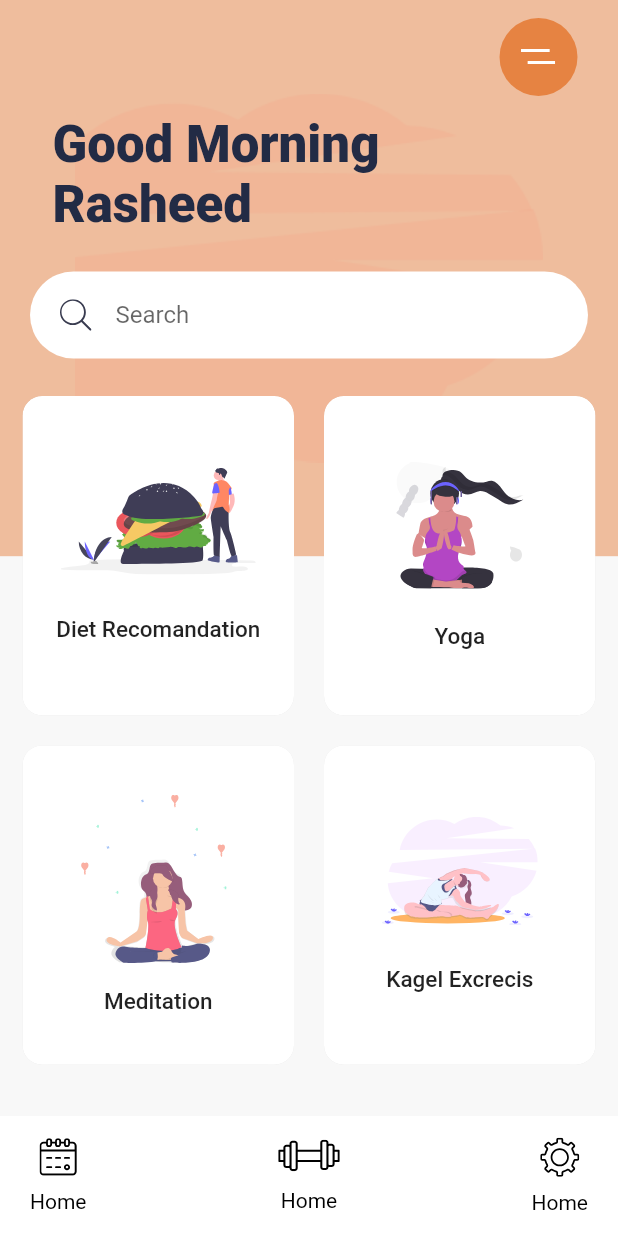
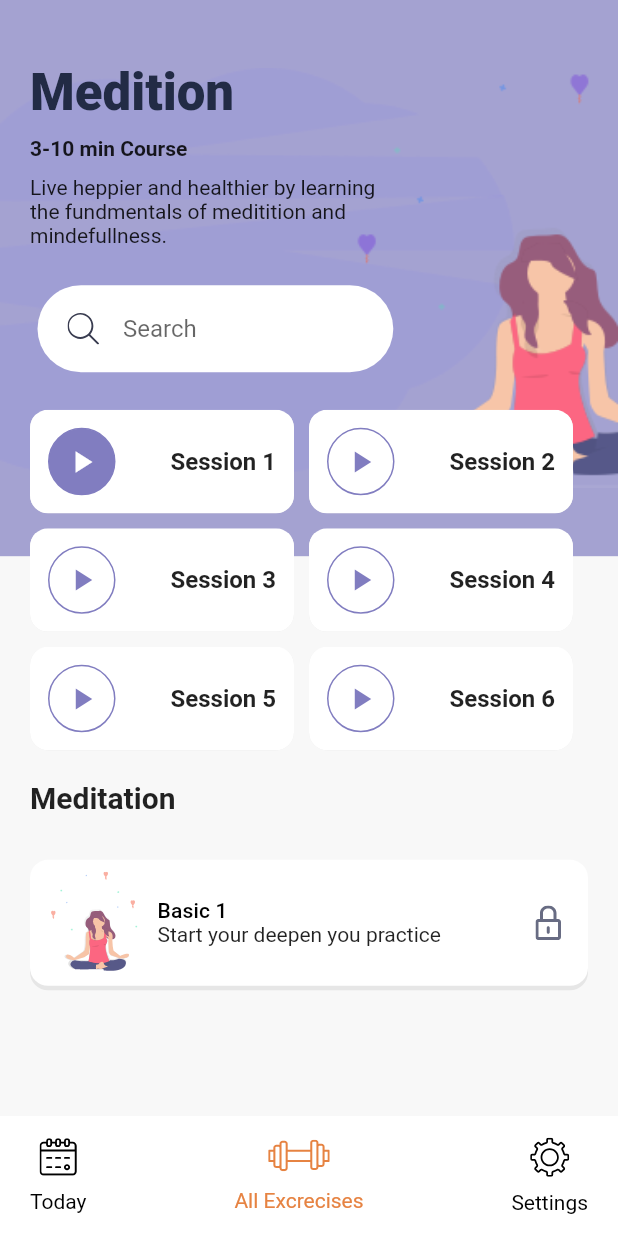
Before and after one commit to rashedmahram/flutter_medition_app, a Flutter app: the screen it shows after launch, after a tap on "Diet Recomandation", on a phone screen of 412 x 824 dp. Run offline on Flutter 3.47's test engine with Material 2 defaults, Android fonts, the phone set to English and light mode, and no system bars; our stand-ins replace flutter_svg.

Commit message:
added Details Page

```diff
--- a/lib/constants.dart
+++ b/lib/constants.dart
@@ -6,3 +6,5 @@ const kTextColor = Color(0xFF222B45);
 const kBlueLightColor = Color(0xFFC7B8F5);
 const kBlueColor = Color(0xFF817DC0);
 const kShadowColor = Color(0xFFE6E6E6);
+
+// Screen size
--- /dev/null
+++ b/lib/screens/details/components/session_card.dart
@@ -0,0 +1,71 @@
+import 'package:flutter/material.dart';
+
+import '../../../constants.dart';
+
+class SeassionCard extends StatelessWidget {
+  const SeassionCard({
+    Key key,
+    this.pres,
+    this.isDone = false,
+    this.number = 1,
+  }) : super(key: key);
+  final Function pres;
+  final bool isDone;
+  final int number;
+
+  @override
+  Widget build(BuildContext context) {
+    return LayoutBuilder(
+      builder: (context, constraint) {
+        return ClipRRect(
+          borderRadius: BorderRadius.circular(12),
+          child: Container(
+            width: constraint.maxWidth / 2 - 10,
+            decoration: BoxDecoration(
+              color: Colors.white,
+              boxShadow: [
+                BoxShadow(
+                  offset: Offset(0, 3),
+                  color: kShadowColor,
+                ),
+              ],
+            ),
+            child: Material(
+              color: Colors.transparent,
+              child: InkWell(
+                onTap: pres,
+                child: Padding(
+                  padding: const EdgeInsets.all(12.0),
+                  child: Row(
+                    mainAxisAlignment: MainAxisAlignment.spaceBetween,
+                    children: [
+                      Container(
+                        height: 45,
+                        width: 45,
+                        decoration: BoxDecoration(
+                          shape: BoxShape.circle,
+                          color: isDone ? kBlueColor : Colors.white,
+                          border: Border.all(
+                            color: kBlueColor,
+                          ),
+                        ),
+                        child: Icon(
+                          Icons.play_arrow,
+                          color: isDone ? Colors.white : kBlueColor,
+                        ),
+                      ),
+                      Text(
+                        'Session ${number}',
+                        style: Theme.of(context).textTheme.subtitle1.copyWith(fontWeight: FontWeight.bold),
+                      )
+                    ],
+                  ),
+                ),
+              ),
+            ),
+          ),
+        );
+      },
+    );
+  }
+}
--- /dev/null
+++ b/lib/screens/details/details_screen.dart
@@ -0,0 +1,150 @@
+import 'package:flutter/material.dart';
+import 'package:flutter_svg/svg.dart';
+import 'package:maditation_app/widgets/bottom_navbar.dart';
+import 'package:maditation_app/widgets/search_input.dart';
+
+import '../../constants.dart';
+import 'components/session_card.dart';
+
+class DetailsScreen extends StatelessWidget {
+  @override
+  Widget build(BuildContext context) {
+    var size = MediaQuery.of(context).size;
+    return Scaffold(
+      bottomNavigationBar: BottomNavBar(),
+      body: Stack(
+        children: [
+          Container(
+            height: size.height * 0.45,
+            decoration: BoxDecoration(
+              color: kBlueColor.withOpacity(0.7),
+              image: DecorationImage(
+                image: AssetImage('assets/images/meditation_bg.png'),
+                fit: BoxFit.fitWidth,
+              ),
+            ),
+          ),
+          // context all
+          SafeArea(
+            child: Padding(
+              padding: const EdgeInsets.symmetric(horizontal: 20),
+              child: SingleChildScrollView(
+                child: Column(
+                  crossAxisAlignment: CrossAxisAlignment.start,
+                  children: [
+                    SizedBox(
+                      height: size.height * 0.05,
+                    ),
+                    Text(
+                      "Medition",
+                      style: Theme.of(context).textTheme.display1.copyWith(fontWeight: FontWeight.w800),
+                    ),
+                    SizedBox(
+                      height: 10,
+                    ),
+                    Text(
+                      '3-10 min Course',
+                      style: TextStyle(fontWeight: FontWeight.bold),
+                    ),
+                    SizedBox(
+                      height: 10,
+                    ),
+                    SizedBox(
+                      width: size.width * 0.6,
+                      child: Text('Live heppier and healthier by learning the fundmentals of meditition and mindefullness.'),
+                    ),
+                    SizedBox(
+                      width: size.width * 0.6,
+                      child: SearchInput(),
+                    ),
+                    Wrap(
+                      runSpacing: 10,
+                      spacing: 10,
+                      children: [
+                        SeassionCard(
+                          pres: () {},
+                          isDone: true,
+                          number: 1,
+                        ),
+                        SeassionCard(
+                          pres: () {},
+                          isDone: false,
+                          number: 2,
+                        ),
+                        SeassionCard(
+                          pres: () {},
+                          isDone: false,
+                          number: 3,
+                        ),
+                        SeassionCard(
+                          pres: () {},
+                          isDone: false,
+                          number: 4,
+                        ),
+                        SeassionCard(
+                          pres: () {},
+                          isDone: false,
+                          number: 5,
+                        ),
+                        SeassionCard(
+                          pres: () {},
+                          isDone: false,
+                          number: 6,
+                        ),
+                      ],
+                    ),
+                    SizedBox(
+                      height: 20,
+                    ),
+                    Text(
+                      "Meditation",
+                      style: Theme.of(context).textTheme.headline6.copyWith(fontWeight: FontWeight.bold),
+                    ),
+                    SizedBox(
+                      height: 20,
+                    ),
+                    Container(
+                      width: size.width,
+                      padding: EdgeInsets.all(8),
+                      margin: EdgeInsets.symmetric(vertical: 10),
+                      decoration: BoxDecoration(
+                        color: Colors.white,
+                        borderRadius: BorderRadius.circular(12),
+                        boxShadow: [
+                          BoxShadow(
+                            offset: Offset(0, 3),
+                            color: kShadowColor,
+                          ),
+                        ],
+                      ),
+                      child: Row(
+                        children: [
+                          SvgPicture.asset("assets/icons/Meditation_women_small.svg"),
+                          SizedBox(width: 5),
+                          Expanded(
+                            child: Column(
+                              crossAxisAlignment: CrossAxisAlignment.start,
+                              mainAxisAlignment: MainAxisAlignment.spaceEvenly,
+                              children: [
+                                Text('Basic 1', style: Theme.of(context).textTheme.subtitle2),
+                                Text('Start your deepen you practice'),
+                              ],
+                            ),
+                          ),
+                          Padding(
+                            padding: EdgeInsets.all(10),
+                            child: SvgPicture.asset("assets/icons/Lock.svg"),
+                          ),
+                        ],
+                      ),
+                    ),
+                  ],
+                ),
+              ),
+            ),
+          ),
+        ],
+      ),
+    );
+  }
+}
--- a/lib/widgets/bottom_navbar.dart
+++ b/lib/widgets/bottom_navbar.dart
@@ -19,17 +19,18 @@ class BottomNavBar extends StatelessWidget {
         children: [
           ButtomBarItem(
             pres: () {},
-            title: 'Home',
+            title: 'Today',
             image: "assets/icons/calendar.svg",
           ),
           ButtomBarItem(
             pres: () {},
-            title: 'Home',
+            title: 'All Excrecises',
             image: "assets/icons/gym.svg",
+            isActive: true,
           ),
           ButtomBarItem(
             pres: () {},
-            title: 'Home',
+            title: 'Settings',
             image: "assets/icons/Settings.svg",
           ),
         ],
--- a/lib/widgets/list_view.dart
+++ b/lib/widgets/list_view.dart
@@ -1,4 +1,5 @@
 import 'package:flutter/material.dart';
+import 'package:maditation_app/screens/details/details_screen.dart';
 
 import 'card.dart';
 
@@ -19,7 +20,14 @@ class ListViewItems extends StatelessWidget {
           CategoryCard(
             title: "Diet Recomandation",
             image: "assets/icons/Hamburger.svg",
-            press: () {},
+            press: () {
+              Navigator.push(
+                context,
+                MaterialPageRoute(builder: (context) {
+                  return DetailsScreen();
+                }),
+              );
+            },
           ),
           CategoryCard(
             title: "Yoga",
```
